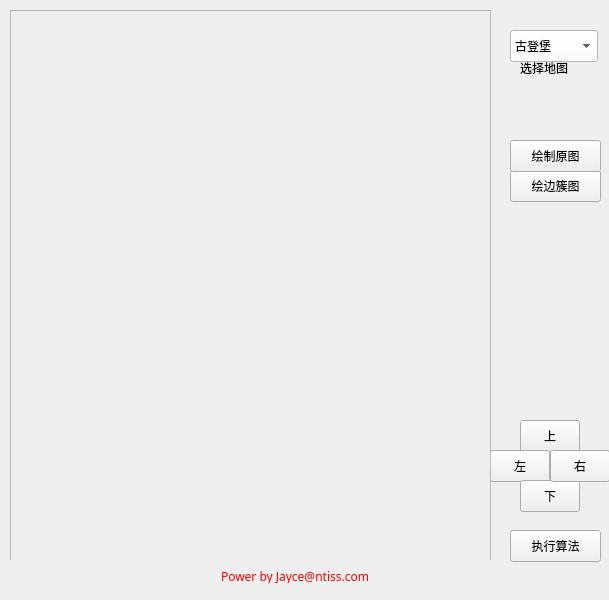
Old version of the form ntiss.ui in the repository ezreal-org/XcodeGo.
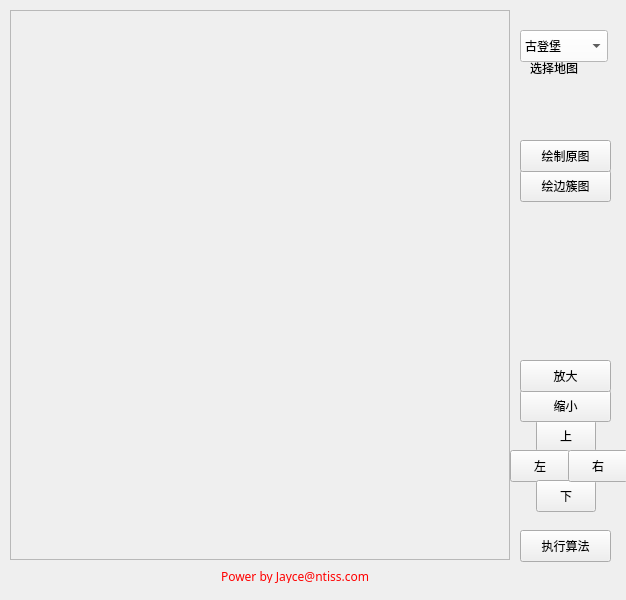
New version of the form. Custom widgets are drawn as their Qt base class.

What changed in the file:
```diff
--- a/ntiss.ui
+++ b/ntiss.ui
@@ -6,7 +6,7 @@
    <rect>
     <x>0</x>
     <y>0</y>
-    <width>609</width>
+    <width>626</width>
     <height>600</height>
    </rect>
   </property>
@@ -60,7 +60,7 @@
    <widget class="QPushButton" name="pushButton">
     <property name="geometry">
      <rect>
-      <x>510</x>
+      <x>520</x>
       <y>530</y>
       <width>91</width>
       <height>32</height>
@@ -75,7 +75,7 @@
      <rect>
       <x>10</x>
       <y>10</y>
-      <width>481</width>
+      <width>500</width>
       <height>550</height>
      </rect>
     </property>
@@ -93,8 +93,8 @@
       <rect>
        <x>0</x>
        <y>0</y>
-       <width>481</width>
-       <height>551</height>
+       <width>500</width>
+       <height>550</height>
       </rect>
      </property>
      <property name="frameShape">
@@ -111,7 +111,7 @@
    <widget class="QPushButton" name="pushButton_6">
     <property name="geometry">
      <rect>
-      <x>520</x>
+      <x>536</x>
       <y>420</y>
       <width>60</width>
       <height>32</height>
@@ -124,7 +124,7 @@
    <widget class="QPushButton" name="pushButton_7">
     <property name="geometry">
      <rect>
-      <x>490</x>
+      <x>510</x>
       <y>450</y>
       <width>60</width>
       <height>32</height>
@@ -137,7 +137,7 @@
    <widget class="QPushButton" name="pushButton_2">
     <property name="geometry">
      <rect>
-      <x>520</x>
+      <x>536</x>
       <y>480</y>
       <width>60</width>
       <height>32</height>
@@ -150,7 +150,7 @@
    <widget class="QPushButton" name="pushButton_3">
     <property name="geometry">
      <rect>
-      <x>550</x>
+      <x>568</x>
       <y>450</y>
       <width>60</width>
       <height>32</height>
@@ -163,7 +163,7 @@
    <widget class="QPushButton" name="btn_draw_ec">
     <property name="geometry">
      <rect>
-      <x>510</x>
+      <x>520</x>
       <y>170</y>
       <width>91</width>
       <height>32</height>
@@ -176,7 +176,7 @@
    <widget class="QPushButton" name="btn_draw_src">
     <property name="geometry">
      <rect>
-      <x>510</x>
+      <x>520</x>
       <y>140</y>
       <width>91</width>
       <height>32</height>
@@ -189,7 +189,7 @@
    <widget class="QComboBox" name="comboBox">
     <property name="geometry">
      <rect>
-      <x>510</x>
+      <x>520</x>
       <y>30</y>
       <width>88</width>
       <height>32</height>
@@ -624,7 +624,7 @@
    <widget class="QLabel" name="label">
     <property name="geometry">
      <rect>
-      <x>520</x>
+      <x>530</x>
       <y>60</y>
       <width>60</width>
       <height>16</height>
@@ -1070,6 +1070,32 @@
      <set>Qt::AlignCenter</set>
     </property>
    </widget>
+   <widget class="QPushButton" name="btn_zoom_in">
+    <property name="geometry">
+     <rect>
+      <x>520</x>
+      <y>390</y>
+      <width>91</width>
+      <height>32</height>
+     </rect>
+    </property>
+    <property name="text">
+     <string>缩小</string>
+    </property>
+   </widget>
+   <widget class="QPushButton" name="btn_zoom_out">
+    <property name="geometry">
+     <rect>
+      <x>520</x>
+      <y>360</y>
+      <width>91</width>
+      <height>32</height>
+     </rect>
+    </property>
+    <property name="text">
+     <string>放大</string>
+    </property>
+   </widget>
    <zorder>pushButton</zorder>
    <zorder>pushButton_6</zorder>
    <zorder>pushButton_7</zorder>
@@ -1081,6 +1107,8 @@
    <zorder>comboBox</zorder>
    <zorder>label</zorder>
    <zorder>label_2</zorder>
+   <zorder>btn_zoom_in</zorder>
+   <zorder>btn_zoom_out</zorder>
   </widget>
  </widget>
  <layoutdefault spacing="6" margin="11"/>
```
Left out of the diff: 6 changed lines with no effect on the pictures.
